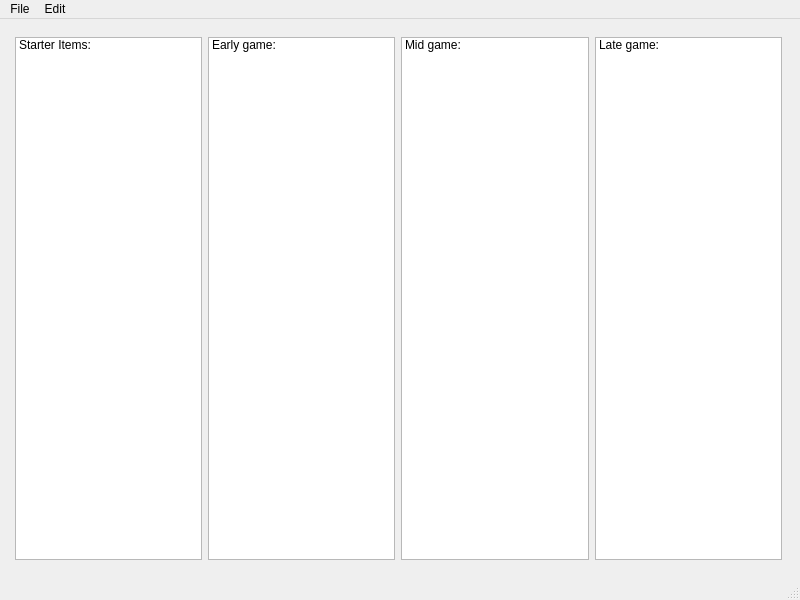
This is MainWindow.ui in goofySunny/dota_tracker as Qt 5 draws it before an edit. The edited form follows.
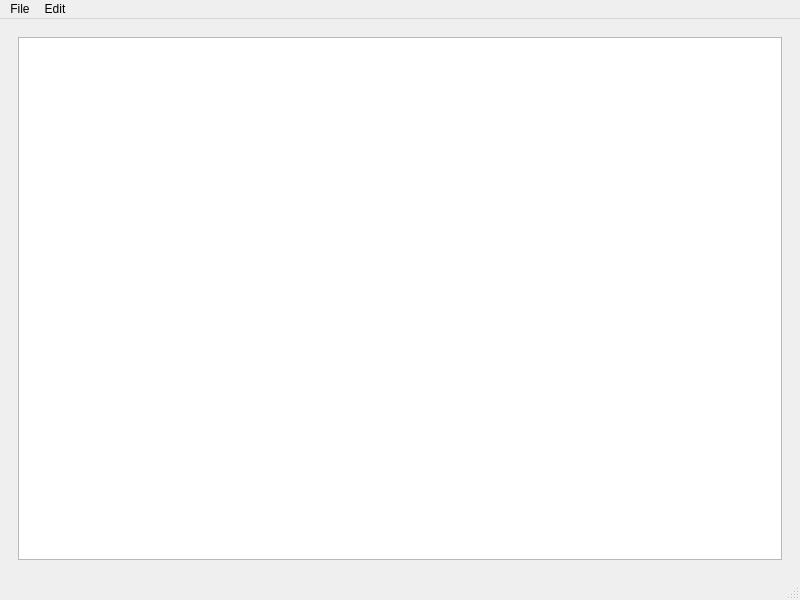
This is the edited form. The open tabs and pages were chosen to show the change.

What changed in the file:
```diff
--- a/MainWindow.ui
+++ b/MainWindow.ui
@@ -113,10 +113,10 @@
         </item>
        </layout>
       </widget>
-      <widget class="QWidget" name="heroList">
+      <widget class="QWidget" name="heroListPage">
        <layout class="QVBoxLayout" name="verticalLayout_2">
         <item>
-         <widget class="QListWidget" name="listWidget"/>
+         <widget class="QListWidget" name="heroList"/>
         </item>
        </layout>
       </widget>
```
Left out of the diff: 24 changed lines with no effect on the pictures.
